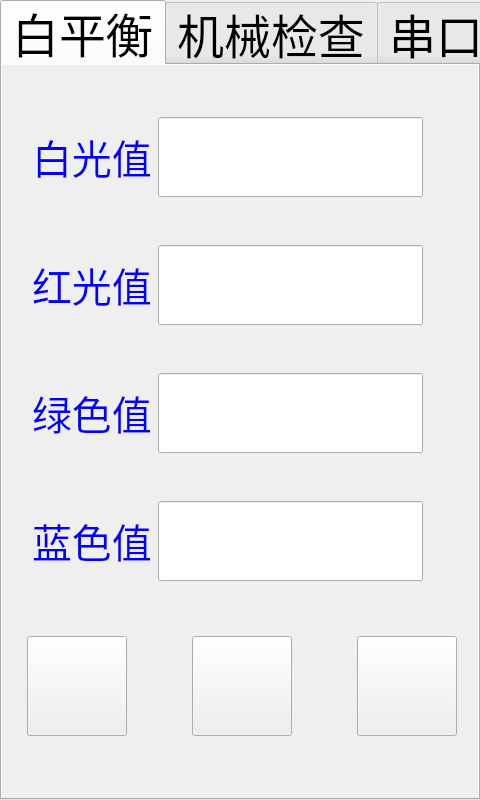
Qt form maintancance.ui (jack-love/wc100-English) before a commit.
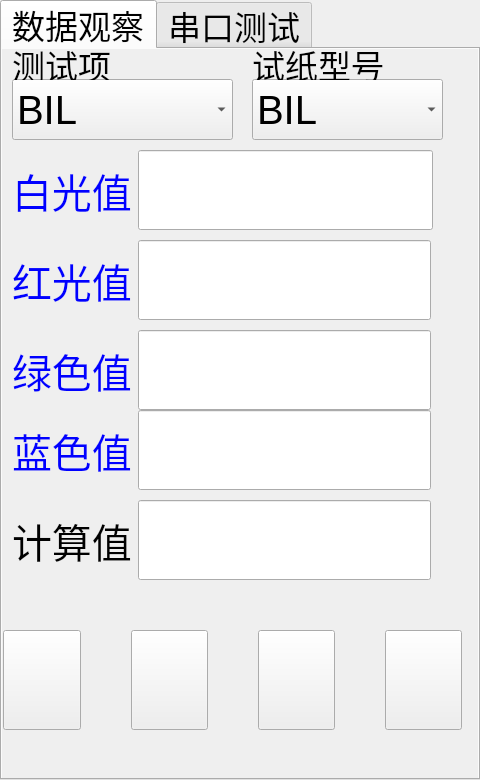
The same form after that commit. Icons and pictures are not drawn.

The edit to the form file:
```diff
--- a/maintancance.ui
+++ b/maintancance.ui
@@ -7,7 +7,7 @@
     <x>0</x>
     <y>0</y>
     <width>480</width>
-    <height>800</height>
+    <height>780</height>
    </rect>
   </property>
   <property name="sizePolicy">
@@ -18,14 +18,14 @@
   </property>
   <property name="minimumSize">
    <size>
-    <width>480</width>
+    <width>0</width>
     <height>0</height>
    </size>
   </property>
   <property name="maximumSize">
    <size>
     <width>480</width>
-    <height>804</height>
+    <height>800</height>
    </size>
   </property>
   <property name="sizeIncrement">
@@ -42,7 +42,7 @@
   </property>
   <property name="font">
    <font>
-    <pointsize>35</pointsize>
+    <pointsize>25</pointsize>
     <weight>50</weight>
     <italic>false</italic>
     <bold>false</bold>
@@ -88,8 +88,8 @@
   </property>
   <property name="iconSize">
    <size>
-    <width>27</width>
-    <height>27</height>
+    <width>25</width>
+    <height>25</height>
    </size>
   </property>
   <property name="elideMode">
@@ -134,23 +134,205 @@
     <set>Qt::ImhNone</set>
    </property>
    <attribute name="title">
-    <string notr="true">白平衡</string>
+    <string notr="true">数据观察</string>
    </attribute>
-   <widget class="QWidget" name="layoutWidget">
+   <widget class="QComboBox" name="functionSelection_2">
     <property name="geometry">
      <rect>
       <x>10</x>
-      <y>570</y>
-      <width>461</width>
-      <height>102</height>
+      <y>30</y>
+      <width>221</width>
+      <height>61</height>
      </rect>
     </property>
-    <layout class="QHBoxLayout" name="horizontalLayout_9">
-     <property name="spacing">
-      <number>50</number>
-     </property>
+    <property name="maximumSize">
+     <size>
+      <width>500</width>
+      <height>200</height>
+     </size>
+    </property>
+    <property name="font">
+     <font>
+      <pointsize>30</pointsize>
+     </font>
+    </property>
      <item>
-      <widget class="QPushButton" name="btn_Start">
+     <property name="text">
+      <string>BIL</string>
+     </property>
+    </item>
+    <item>
+     <property name="text">
+      <string>URO</string>
+     </property>
+    </item>
+    <item>
+     <property name="text">
+      <string>KET</string>
+     </property>
+    </item>
+    <item>
+     <property name="text">
+      <string>BLD</string>
+     </property>
+    </item>
+    <item>
+     <property name="text">
+      <string>PRO</string>
+     </property>
+    </item>
+    <item>
+     <property name="text">
+      <string>NIT</string>
+     </property>
+    </item>
+    <item>
+     <property name="text">
+      <string>WBC</string>
+     </property>
+    </item>
+    <item>
+     <property name="text">
+      <string>GLU</string>
+     </property>
+    </item>
+    <item>
+     <property name="text">
+      <string>SG</string>
+     </property>
+    </item>
+    <item>
+     <property name="text">
+      <string>PH</string>
+     </property>
+    </item>
+    <item>
+     <property name="text">
+      <string>VC</string>
+     </property>
+    </item>
+    <item>
+     <property name="text">
+      <string>WB</string>
+     </property>
+    </item>
+    <item>
+     <property name="text">
+      <string/>
+     </property>
+    </item>
+   </widget>
+   <widget class="QComboBox" name="functionSelection_3">
+    <property name="geometry">
+     <rect>
+      <x>250</x>
+      <y>30</y>
+      <width>191</width>
+      <height>61</height>
+     </rect>
+    </property>
+    <property name="maximumSize">
+     <size>
+      <width>500</width>
+      <height>200</height>
+     </size>
+    </property>
+    <property name="font">
+     <font>
+      <pointsize>30</pointsize>
+     </font>
+    </property>
+    <item>
+     <property name="text">
+      <string>BIL</string>
+     </property>
+    </item>
+    <item>
+     <property name="text">
+      <string>URO</string>
+     </property>
+    </item>
+    <item>
+     <property name="text">
+      <string>KET</string>
+     </property>
+    </item>
+    <item>
+     <property name="text">
+      <string>BLD</string>
+     </property>
+    </item>
+    <item>
+     <property name="text">
+      <string>PRO</string>
+     </property>
+    </item>
+    <item>
+     <property name="text">
+      <string>NIT</string>
+     </property>
+    </item>
+    <item>
+     <property name="text">
+      <string>WBC</string>
+     </property>
+    </item>
+    <item>
+     <property name="text">
+      <string>GLU</string>
+     </property>
+    </item>
+    <item>
+     <property name="text">
+      <string>SG</string>
+     </property>
+    </item>
+    <item>
+     <property name="text">
+      <string>PH</string>
+     </property>
+    </item>
+    <item>
+     <property name="text">
+      <string>VC</string>
+     </property>
+    </item>
+   </widget>
+   <widget class="QLabel" name="label_3">
+    <property name="geometry">
+     <rect>
+      <x>10</x>
+      <y>0</y>
+      <width>111</width>
+      <height>31</height>
+     </rect>
+    </property>
+    <property name="text">
+     <string>测试项</string>
+    </property>
+   </widget>
+   <widget class="QLabel" name="label_4">
+    <property name="geometry">
+     <rect>
+      <x>250</x>
+      <y>0</y>
+      <width>141</width>
+      <height>31</height>
+     </rect>
+    </property>
+    <property name="text">
+     <string>试纸型号</string>
+    </property>
+   </widget>
+   <widget class="QPushButton" name="start">
+    <property name="geometry">
+     <rect>
+      <x>1</x>
+      <y>581</y>
+      <width>78</width>
+      <height>100</height>
+     </rect>
+    </property>
        <property name="maximumSize">
         <size>
          <width>100</width>
@@ -171,9 +353,15 @@
         </size>
        </property>
       </widget>
-     </item>
-     <item>
-      <widget class="QPushButton" name="btn_Stop">
+   <widget class="QPushButton" name="stop">
+    <property name="geometry">
+     <rect>
+      <x>129</x>
+      <y>581</y>
+      <width>77</width>
+      <height>100</height>
+     </rect>
+    </property>
        <property name="maximumSize">
         <size>
          <width>100</width>
@@ -194,9 +382,15 @@
         </size>
        </property>
       </widget>
-     </item>
-     <item>
-      <widget class="QPushButton" name="btn_Back">
+   <widget class="QPushButton" name="backHome">
+    <property name="geometry">
+     <rect>
+      <x>256</x>
+      <y>581</y>
+      <width>77</width>
+      <height>100</height>
+     </rect>
+    </property>
        <property name="maximumSize">
         <size>
          <width>100</width>
@@ -217,20 +411,44 @@
         </size>
        </property>
       </widget>
-     </item>
-    </layout>
+   <widget class="QPushButton" name="mechaniceTest">
+    <property name="geometry">
+     <rect>
+      <x>383</x>
+      <y>581</y>
+      <width>77</width>
+      <height>100</height>
+     </rect>
+    </property>
+    <property name="maximumSize">
+     <size>
+      <width>100</width>
+      <height>100</height>
+     </size>
+    </property>
+    <property name="text">
+     <string/>
+    </property>
+    <property name="icon">
+     <iconset resource="rc.qrc">
+      <normaloff>:/image/MechanicalTesting.png</normaloff>:/image/MechanicalTesting.png</iconset>
+    </property>
+    <property name="iconSize">
+     <size>
+      <width>80</width>
+      <height>80</height>
+     </size>
+    </property>
    </widget>
-   <widget class="QWidget" name="layoutWidget">
+   <widget class="QWidget" name="">
     <property name="geometry">
      <rect>
-      <x>30</x>
-      <y>10</y>
-      <width>391</width>
-      <height>551</height>
+      <x>10</x>
+      <y>100</y>
+      <width>421</width>
+      <height>83</height>
      </rect>
     </property>
-    <layout class="QVBoxLayout" name="verticalLayout">
-     <item>
       <layout class="QHBoxLayout" name="horizontalLayout">
        <item>
         <widget class="QLabel" name="label_white">
@@ -260,8 +478,16 @@
         </widget>
        </item>
       </layout>
-     </item>
-     <item>
+   </widget>
+   <widget class="QWidget" name="">
+    <property name="geometry">
+     <rect>
+      <x>10</x>
+      <y>190</y>
+      <width>419</width>
+      <height>83</height>
+     </rect>
+    </property>
       <layout class="QHBoxLayout" name="horizontalLayout_2">
        <item>
         <widget class="QLabel" name="label_read">
@@ -285,8 +511,16 @@
         </widget>
        </item>
       </layout>
-     </item>
-     <item>
+   </widget>
+   <widget class="QWidget" name="">
+    <property name="geometry">
+     <rect>
+      <x>10</x>
+      <y>280</y>
+      <width>419</width>
+      <height>83</height>
+     </rect>
+    </property>
       <layout class="QHBoxLayout" name="horizontalLayout_3">
        <item>
         <widget class="QLabel" name="label_green">
@@ -310,8 +544,16 @@
         </widget>
        </item>
       </layout>
-     </item>
-     <item>
+   </widget>
+   <widget class="QWidget" name="">
+    <property name="geometry">
+     <rect>
+      <x>10</x>
+      <y>360</y>
+      <width>419</width>
+      <height>83</height>
+     </rect>
+    </property>
       <layout class="QHBoxLayout" name="horizontalLayout_4">
        <item>
         <widget class="QLabel" name="label">
@@ -335,65 +577,35 @@
         </widget>
        </item>
       </layout>
-     </item>
-    </layout>
    </widget>
-  </widget>
-  <widget class="QWidget" name="tab">
-   <attribute name="title">
-    <string>机械检查</string>
-   </attribute>
-   <widget class="QLineEdit" name="lineEdit_2">
+   <widget class="QWidget" name="">
     <property name="geometry">
      <rect>
-      <x>30</x>
-      <y>90</y>
-      <width>411</width>
-      <height>91</height>
+      <x>10</x>
+      <y>450</y>
+      <width>419</width>
+      <height>83</height>
      </rect>
     </property>
-   </widget>
-   <widget class="QLabel" name="lableCmd_3">
-    <property name="geometry">
-     <rect>
-      <x>30</x>
-      <y>40</y>
-      <width>101</width>
-      <height>48</height>
-     </rect>
-    </property>
-    <property name="text">
-     <string>状态：</string>
-    </property>
-   </widget>
-   <widget class="QWidget" name="layoutWidget">
-    <property name="geometry">
-     <rect>
-      <x>60</x>
-      <y>220</y>
-      <width>331</width>
-      <height>321</height>
-     </rect>
-    </property>
-    <layout class="QVBoxLayout" name="verticalLayout_2">
+    <layout class="QHBoxLayout" name="horizontalLayout_7">
      <item>
-      <widget class="QPushButton" name="pushButton">
-       <property name="text">
-        <string>出仓</string>
+      <widget class="QLabel" name="label_2">
+       <property name="font">
+        <font>
+         <pointsize>30</pointsize>
+        </font>
        </property>
-      </widget>
-     </item>
-     <item>
-      <widget class="QPushButton" name="pushButton_2">
        <property name="text">
-        <string>入仓</string>
+        <string>&lt;html&gt;&lt;head/&gt;&lt;body&gt;&lt;p&gt;计算值&lt;/p&gt;&lt;/body&gt;&lt;/html&gt;</string>
        </property>
       </widget>
      </item>
      <item>
-      <widget class="QPushButton" name="pushButton_3">
-       <property name="text">
-        <string>复位</string>
+      <widget class="QLineEdit" name="edit_Result">
+       <property name="font">
+        <font>
+         <pointsize>47</pointsize>
+        </font>
        </property>
       </widget>
      </item>
@@ -413,8 +625,13 @@
       <height>691</height>
      </rect>
     </property>
+    <property name="font">
+     <font>
+      <pointsize>23</pointsize>
+     </font>
+    </property>
     <property name="title">
-     <string>接收:</string>
+     <string notr="true">接收:</string>
     </property>
     <widget class="QTextEdit" name="dataShow">
      <property name="geometry">
@@ -422,11 +639,11 @@
        <x>12</x>
        <y>52</y>
        <width>447</width>
-       <height>211</height>
+       <height>201</height>
       </rect>
      </property>
     </widget>
-    <widget class="QTextEdit" name="dataShow_2">
+    <widget class="QTextEdit" name="cmdShow">
      <property name="geometry">
       <rect>
        <x>10</x>
@@ -441,7 +658,7 @@
       <rect>
        <x>10</x>
        <y>350</y>
-       <width>180</width>
+       <width>201</width>
        <height>48</height>
       </rect>
      </property>
@@ -546,6 +763,11 @@
             <string>复位</string>
            </property>
           </item>
+          <item>
+           <property name="text">
+            <string>白平衡</string>
+           </property>
+          </item>
          </widget>
         </item>
         <item>
```
Lines whose indentation alone changed are shown as unchanged.
